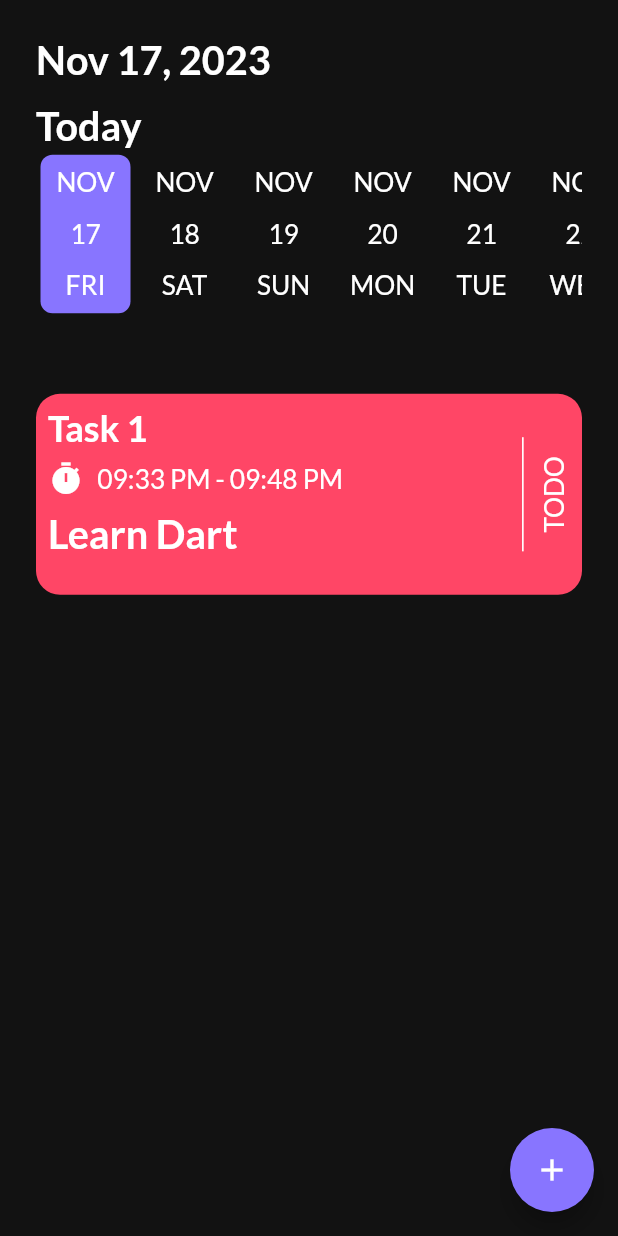
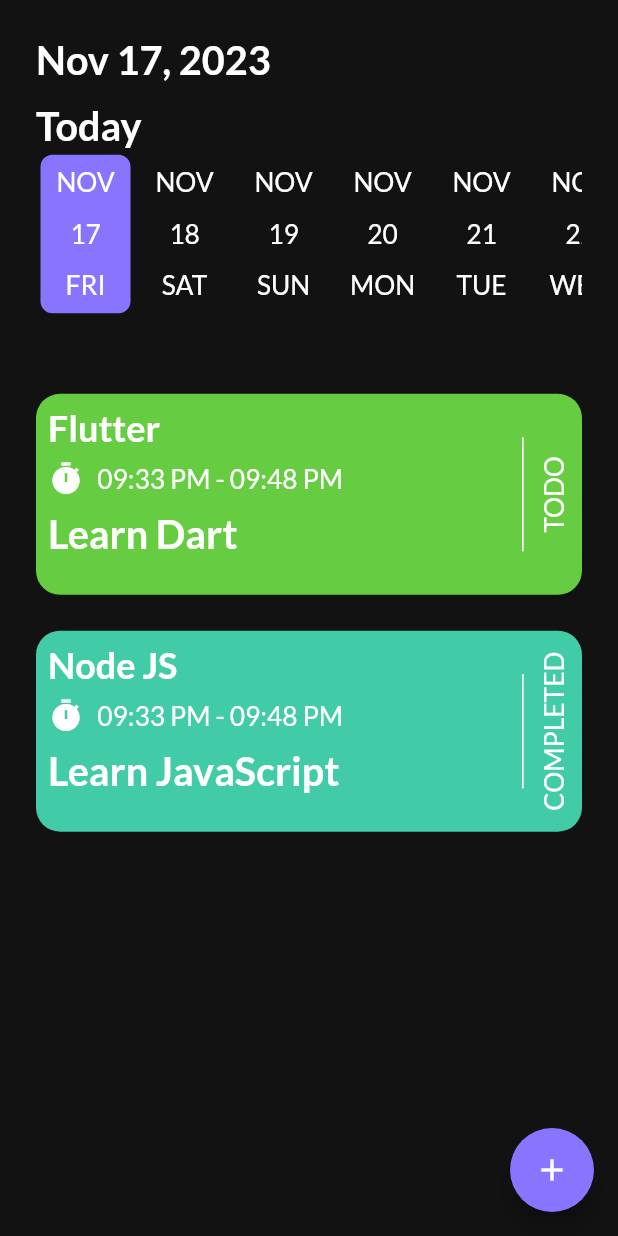
Before and after one commit to MohamedEssam-900009/to_do_app, a Flutter app: the HomeScreen screen opened directly, on a phone screen of 412 x 824 dp. Run offline on Flutter 3.47's test engine with Material 2 defaults, Android fonts, the phone set to English and light mode, and no system bars; drawn by our look-alikes of date_picker_timeline; our stand-ins replace flutter_bloc, flutter_screenutil, get_it, google_fonts, shared_preferences, smooth_page_indicator; accounts and stored records are empty.

Commit message:
Dummy Data with Task Model

```diff
--- /dev/null
+++ b/lib/features/task/data/model/task_model.dart
@@ -0,0 +1,40 @@
+class TaskModel {
+  final String id;
+  final String title;
+  final String note;
+  final String startTime;
+  final String endTime;
+  final bool isCompleted;
+  final int color;
+
+  TaskModel({
+    required this.id,
+    required this.title,
+    required this.note,
+    required this.startTime,
+    required this.endTime,
+    required this.isCompleted,
+    required this.color,
+  });
+
+  static List<TaskModel> tasksList = [
+    TaskModel(
+      id: '1',
+      title: 'Flutter',
+      note: 'Learn Dart',
+      startTime: '09:33 PM',
+      endTime: '09:48 PM',
+      isCompleted: false,
+      color: 1,
+    ),
+    TaskModel(
+      id: '2',
+      title: 'Node JS',
+      note: 'Learn JavaScript',
+      startTime: '09:33 PM',
+      endTime: '09:48 PM',
+      isCompleted: true,
+      color: 2,
+    ),
+  ];
+}
--- a/lib/features/task/presentation/screens/home_screen/home_screen.dart
+++ b/lib/features/task/presentation/screens/home_screen/home_screen.dart
@@ -7,6 +7,7 @@ import 'package:to_do_app/core/utils/app_assets.dart';
 import 'package:to_do_app/core/utils/app_colors.dart';
 import 'package:to_do_app/core/utils/app_strings.dart';
 import 'package:to_do_app/core/widgets/custom_button.dart';
+import 'package:to_do_app/features/task/data/model/task_model.dart';
 
 import '../add_task_screen/add_task_screen.dart';
 
@@ -63,8 +64,13 @@ class HomeScreen extends StatelessWidget {
                 ],
               ),
               SizedBox(height: 50.0.h),
-              // noTasksWidget(context),
-              InkWell(
+              TaskModel.tasksList.isEmpty
+                  ? noTasksWidget(context)
+                  : Expanded(
+                      child: ListView.builder(
+                        itemCount: TaskModel.tasksList.length,
+                        itemBuilder: (context, index) {
+                          return InkWell(
                             onTap: () {
                               showModalBottomSheet(
                                 context: context,
@@ -108,7 +114,12 @@ class HomeScreen extends StatelessWidget {
                                 },
                               );
                             },
-                child: const TaskComponent(),
+                            child: TaskComponent(
+                              taskModel: TaskModel.tasksList[index],
+                            ),
+                          );
+                        },
+                      ),
                     ),
             ],
           ),
@@ -138,9 +149,28 @@ class HomeScreen extends StatelessWidget {
 }
 
 class TaskComponent extends StatelessWidget {
-  const TaskComponent({
-    super.key,
-  });
+  const TaskComponent({super.key, required this.taskModel});
+
+  final TaskModel taskModel;
+
+  Color getColor(index) {
+    switch (index) {
+      case 0:
+        return AppColors.red;
+      case 1:
+        return AppColors.green;
+      case 2:
+        return AppColors.blueGrey;
+      case 3:
+        return AppColors.blue;
+      case 4:
+        return AppColors.orange;
+      case 5:
+        return AppColors.purple;
+      default:
+        return AppColors.grey;
+    }
+  }
 
   @override
   Widget build(BuildContext context) {
@@ -149,7 +179,7 @@ class TaskComponent extends StatelessWidget {
       padding: const EdgeInsets.all(8.0),
       margin: const EdgeInsets.only(bottom: 24),
       decoration: BoxDecoration(
-        color: AppColors.red,
+        color: getColor(taskModel.color),
         borderRadius: BorderRadius.circular(16.0),
       ),
       child: Row(
@@ -159,7 +189,7 @@ class TaskComponent extends StatelessWidget {
               crossAxisAlignment: CrossAxisAlignment.start,
               children: [
                 Text(
-                  'Task 1',
+                  taskModel.title,
                   style: Theme.of(context)
                       .textTheme
                       .displayLarge!
@@ -175,14 +205,14 @@ class TaskComponent extends StatelessWidget {
                     ),
                     SizedBox(width: 8.0.w),
                     Text(
-                      '09:33 PM - 09:48 PM',
+                      '${taskModel.startTime} - ${taskModel.endTime}',
                       style: Theme.of(context).textTheme.displayMedium,
                     ),
                   ],
                 ),
                 SizedBox(height: 8.0.h),
                 Text(
-                  'Learn Dart',
+                  taskModel.note,
                   style: Theme.of(context)
                       .textTheme
                       .displayLarge!
@@ -200,7 +230,7 @@ class TaskComponent extends StatelessWidget {
           RotatedBox(
             quarterTurns: 3,
             child: Text(
-              AppStrings.toDo,
+              taskModel.isCompleted ? AppStrings.completed : AppStrings.toDo,
               style: Theme.of(context).textTheme.displayMedium,
             ),
           )
```
Also changed, not shown: 4 other files. Lines whose indentation alone changed are shown as unchanged.
